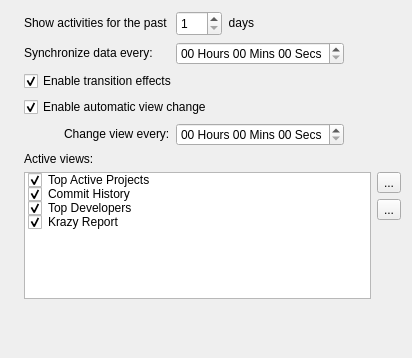
Before: the Qt Designer form applets/kdeobservatory/src/ui/kdeobservatoryconfiggeneral.ui in KDE/kdeplasma-addons, drawn with Qt 5.
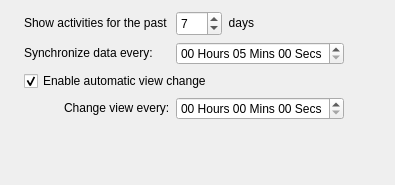
After: the same form once the commit is applied. Icons and pictures are not drawn.

What changed in the file:
```diff
--- a/applets/kdeobservatory/src/ui/kdeobservatoryconfiggeneral.ui
+++ b/applets/kdeobservatory/src/ui/kdeobservatoryconfiggeneral.ui
@@ -6,8 +6,8 @@
    <rect>
     <x>0</x>
     <y>0</y>
-    <width>412</width>
-    <height>358</height>
+    <width>395</width>
+    <height>185</height>
    </rect>
   </property>
   <property name="windowTitle">
@@ -78,7 +78,7 @@
         <number>30</number>
        </property>
        <property name="value">
-        <number>1</number>
+        <number>7</number>
        </property>
       </widget>
      </item>
@@ -112,19 +112,16 @@
        <property name="displayFormat">
         <string>hh 'Hours' mm 'Mins' ss 'Secs'</string>
        </property>
+       <property name="time">
+        <time>
+         <hour>0</hour>
+         <minute>5</minute>
+         <second>0</second>
+        </time>
+       </property>
       </widget>
      </item>
      <item row="2" column="0" colspan="2">
-      <widget class="QCheckBox" name="enableTransitionEffects">
-       <property name="text">
-        <string>Enable transition effects</string>
-       </property>
-       <property name="checked">
-        <bool>true</bool>
-       </property>
-      </widget>
-     </item>
-     <item row="3" column="0" colspan="2">
       <widget class="QCheckBox" name="enableAutoViewChange">
        <property name="text">
         <string>Enable automatic view change</string>
@@ -216,143 +213,7 @@
      </property>
     </widget>
    </item>
-   <item row="2" column="1" colspan="2">
-    <widget class="QLabel" name="lblActiveViews">
-     <property name="sizePolicy">
-      <sizepolicy hsizetype="Fixed" vsizetype="Fixed">
-       <horstretch>0</horstretch>
-       <verstretch>0</verstretch>
-      </sizepolicy>
-     </property>
-     <property name="text">
-      <string>Active views:</string>
-     </property>
-     <property name="alignment">
-      <set>Qt::AlignLeading|Qt::AlignLeft|Qt::AlignVCenter</set>
-     </property>
-     <property name="buddy">
-      <cstring>size</cstring>
-     </property>
-    </widget>
-   </item>
-   <item row="3" column="0">
-    <spacer name="spacer4">
-     <property name="orientation">
-      <enum>Qt::Horizontal</enum>
-     </property>
-     <property name="sizeType">
-      <enum>QSizePolicy::Fixed</enum>
-     </property>
-     <property name="sizeHint" stdset="0">
-      <size>
-       <width>13</width>
-       <height>47</height>
-      </size>
-     </property>
-    </spacer>
-   </item>
-   <item row="3" column="1" colspan="4">
-    <layout class="QHBoxLayout" name="horizontalLayout1">
-     <item>
-      <widget class="QListWidget" name="activeViews">
-       <property name="minimumSize">
-        <size>
-         <width>0</width>
-         <height>123</height>
-        </size>
-       </property>
-       <item>
-        <property name="text">
-         <string>Top Active Projects</string>
-        </property>
-        <property name="checkState">
-         <enum>Checked</enum>
-        </property>
-        <property name="icon">
-         <iconset>
-          <normaloff>../../../../../usr/share/icons/oxygen/16x16/actions/svn-commit.png</normaloff>../../../../../usr/share/icons/oxygen/16x16/actions/svn-commit.png</iconset>
-        </property>
-       </item>
-       <item>
-        <property name="text">
-         <string>Commit History</string>
-        </property>
-        <property name="checkState">
-         <enum>Checked</enum>
-        </property>
-        <property name="icon">
-         <iconset>
-          <normaloff>../../../../../usr/share/icons/oxygen/16x16/actions/view-history.png</normaloff>../../../../../usr/share/icons/oxygen/16x16/actions/view-history.png</iconset>
-        </property>
-       </item>
-       <item>
-        <property name="text">
-         <string>Top Developers</string>
-        </property>
-        <property name="checkState">
-         <enum>Checked</enum>
-        </property>
-        <property name="icon">
-         <iconset>
-          <normaloff>../../../../../usr/share/icons/oxygen/16x16/actions/user-properties.png</normaloff>../../../../../usr/share/icons/oxygen/16x16/actions/user-properties.png</iconset>
-        </property>
-       </item>
-       <item>
-        <property name="text">
-         <string>Krazy Report</string>
-        </property>
-        <property name="checkState">
-         <enum>Checked</enum>
-        </property>
-        <property name="icon">
-         <iconset>
-          <normaloff>../../../../../usr/share/icons/oxygen/16x16/actions/checkbox.png</normaloff>../../../../../usr/share/icons/oxygen/16x16/actions/checkbox.png</iconset>
-        </property>
-       </item>
-      </widget>
-     </item>
-     <item>
-      <layout class="QVBoxLayout" name="verticalLayout">
-       <item>
-        <widget class="QToolButton" name="tlbUp">
-         <property name="text">
-          <string>...</string>
-         </property>
-         <property name="icon">
-          <iconset>
-           <normaloff>../../../../../usr/share/icons/oxygen/16x16/actions/go-up.png</normaloff>../../../../../usr/share/icons/oxygen/16x16/actions/go-up.png</iconset>
-         </property>
-        </widget>
-       </item>
-       <item>
-        <widget class="QToolButton" name="tlbDown">
-         <property name="text">
-          <string>...</string>
-         </property>
-         <property name="icon">
-          <iconset>
-           <normaloff>../../../../../usr/share/icons/oxygen/16x16/actions/go-down.png</normaloff>../../../../../usr/share/icons/oxygen/16x16/actions/go-down.png</iconset>
-         </property>
-        </widget>
-       </item>
-       <item>
-        <spacer name="spacer5">
-         <property name="orientation">
-          <enum>Qt::Vertical</enum>
-         </property>
-         <property name="sizeHint" stdset="0">
-          <size>
-           <width>20</width>
-           <height>18</height>
-          </size>
-         </property>
-        </spacer>
-       </item>
-      </layout>
-     </item>
-    </layout>
-   </item>
-   <item row="4" column="1" colspan="4">
+   <item row="2" column="1" colspan="4">
     <spacer name="spacer6">
      <property name="orientation">
       <enum>Qt::Vertical</enum>
```
Left out of the diff: 15 changed lines with no effect on the pictures.
